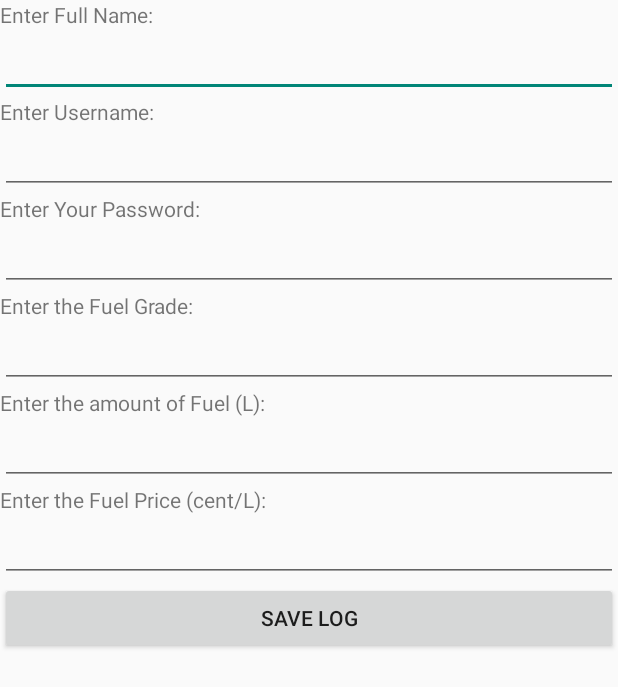
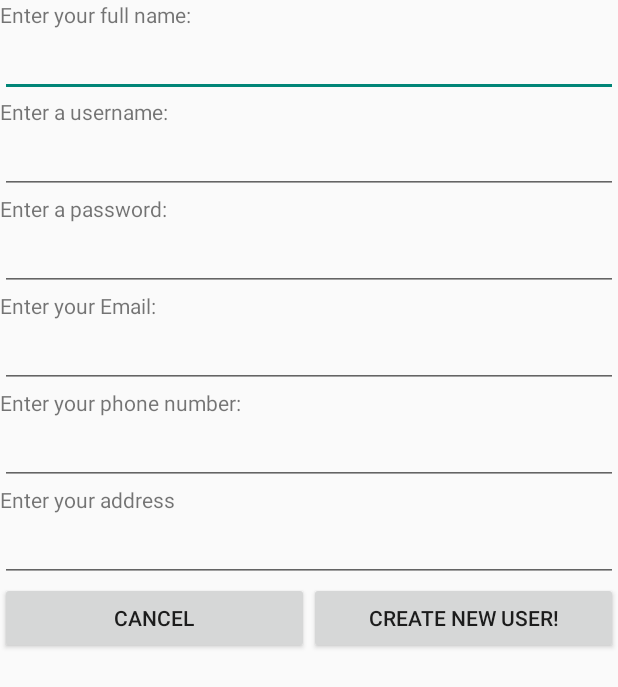
Before and after one commit to CMPUT301W16T06/TechNoLogic, an Android app: the layout newuser.xml on its own in the app's theme, with its tools: preview values and no code run, on a phone screen of 412 x 824 dp. Shown: the top 687 px of the screen. Run offline under Robolectric (Android 15) with nearby library versions, the phone set to English and light mode, and no system bars.

Commit message:
Some framework for NewuserActivity and newuser

```diff
--- a/src/app/src/main/res/layout/newuser.xml
+++ b/src/app/src/main/res/layout/newuser.xml
@@ -8,7 +8,7 @@
         android:id="@+id/nameTitle"
         android:layout_width="fill_parent"
         android:layout_height="wrap_content"
-        android:text="Enter Full Name:" />
+        android:text="Enter your full name:" />
     <EditText
         android:layout_width="match_parent"
         android:layout_height="wrap_content"
@@ -18,10 +18,10 @@
         android:layout_gravity="center_horizontal" />
 
     <TextView
-        android:id="@+id/username"
+        android:id="@+id/usernameTitle"
         android:layout_width="fill_parent"
         android:layout_height="wrap_content"
-        android:text="Enter Username:" />
+        android:text="Enter a username:" />
     <EditText
         android:layout_width="match_parent"
         android:layout_height="wrap_content"
@@ -34,7 +34,7 @@
         android:id="@+id/passwordTitle"
         android:layout_width="fill_parent"
         android:layout_height="wrap_content"
-        android:text="Enter Your Password:" />
+        android:text="Enter a password:" />
     <EditText
         android:layout_width="match_parent"
         android:layout_height="wrap_content"
@@ -44,47 +44,59 @@
         android:layout_gravity="center_horizontal" />
 
     <TextView
-        android:id="@+id/fuelGradeTitle"
+        android:id="@+id/emailTitle"
         android:layout_width="fill_parent"
         android:layout_height="wrap_content"
-        android:text="Enter the Fuel Grade:" />
+        android:text="Enter your Email:" />
     <EditText
         android:layout_width="match_parent"
         android:layout_height="wrap_content"
         android:inputType="text"
         android:ems="10"
-        android:id="@+id/fuelGrade"
+        android:id="@+id/email"
         android:layout_gravity="center_horizontal" />
 
     <TextView
-        android:id="@+id/fuelAmountTitle"
+        android:id="@+id/phoneTitle"
         android:layout_width="fill_parent"
         android:layout_height="wrap_content"
-        android:text="Enter the amount of Fuel (L):" />
+        android:text="Enter your phone number:" />
     <EditText
         android:layout_width="match_parent"
         android:layout_height="wrap_content"
         android:inputType="numberDecimal"
         android:ems="10"
-        android:id="@+id/fuelAmount"
+        android:id="@+id/phoneNum"
         android:layout_gravity="center_horizontal" />
 
     <TextView
-        android:id="@+id/fuelPriceTitle"
+        android:id="@+id/addressTitle"
         android:layout_width="fill_parent"
         android:layout_height="wrap_content"
-        android:text="Enter the Fuel Price (cent/L):" />
+        android:text="Enter your address" />
+
     <EditText
         android:layout_width="match_parent"
         android:layout_height="wrap_content"
         android:inputType="numberDecimal"
         android:ems="10"
-        android:id="@+id/fuelPrice"
+        android:id="@+id/address"
         android:layout_gravity="center_horizontal" />
-    <Button
-        android:id="@+id/saveLog"
+    <LinearLayout
         android:layout_width="fill_parent"
         android:layout_height="wrap_content"
-        android:text="Save Log" />
-
+        android:orientation="horizontal">
+        <Button
+            android:id="@+id/cancelNewUser"
+            android:layout_width="fill_parent"
+            android:layout_height="wrap_content"
+            android:text="Cancel"
+            android:layout_weight="1"/>
+        <Button
+            android:id="@+id/confirmNewUser"
+            android:layout_width="fill_parent"
+            android:layout_height="wrap_content"
+            android:text="Create New User!"
+            android:layout_weight="1"/>
+    </LinearLayout>
 </LinearLayout>
```
Also changed, not shown: src/app/src/main/java/ca/ualberta/cs/technologic/NewUserActivity.java (+69 -0 lines).
